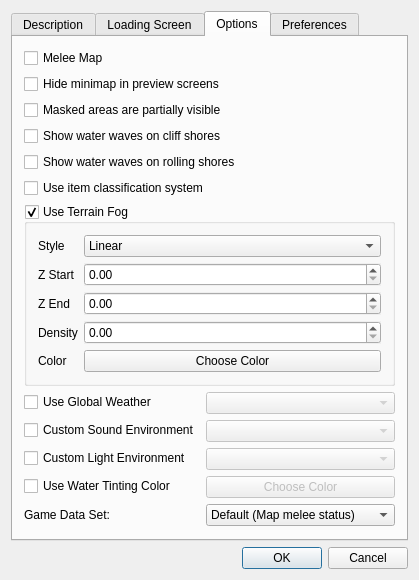
First picture: the form in src/menus/map_info_editor.ui, repository stijnherfst/HiveWE, before the edit.
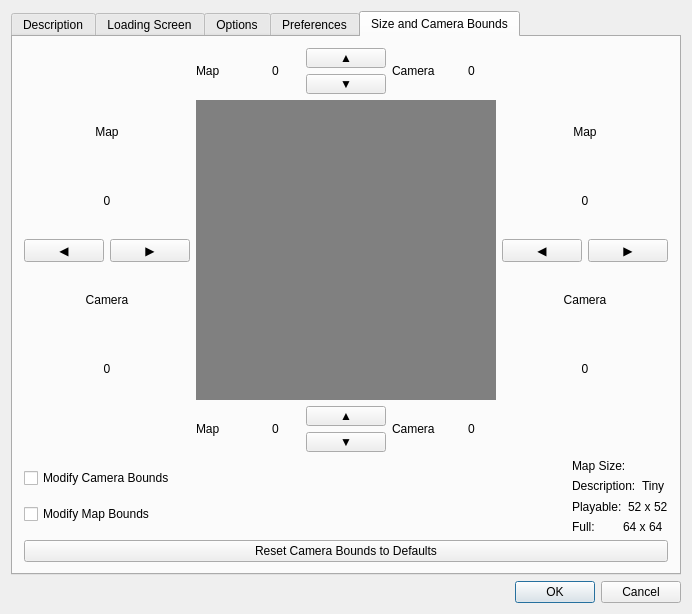
Second picture: the form after the edit. The open tabs and pages were chosen to show the change. Custom widgets are drawn as their Qt base class.

```diff
--- a/src/menus/map_info_editor.ui
+++ b/src/menus/map_info_editor.ui
@@ -491,6 +491,413 @@
          </property>
         </widget>
        </widget>
+
+        <widget class="QWidget" name="tab_6">
+        <attribute name="title">
+         <string>Size and Camera Bounds</string>
+        </attribute>
+        <layout class="QVBoxLayout" name="verticalLayout_6">
+         <item>
+          <layout class="QGridLayout" name="gridLayout_bounds">
+           <item row="1" column="0">
+            <layout class="QVBoxLayout" name="verticalLayout_left">
+             <item>
+              <widget class="QLabel" name="label_mapLeft">
+               <property name="alignment">
+                <set>Qt::AlignCenter</set>
+               </property>
+               <property name="text">
+                <string>Map</string>
+               </property>
+              </widget>
+             </item>
+             <item>
+              <widget class="QLabel" name="mapBoundsLeft">
+               <property name="alignment">
+                <set>Qt::AlignCenter</set>
+               </property>
+               <property name="text">
+                <string>0</string>
+               </property>
+              </widget>
+             </item>
+             <item>
+              <layout class="QHBoxLayout" name="horizontalLayout_leftArrows">
+               <item>
+                <widget class="QPushButton" name="mapBoundsLeftDec">
+                 <property name="text">
+                  <string>◀</string>
+                 </property>
+                </widget>
+               </item>
+               <item>
+                <widget class="QPushButton" name="mapBoundsLeftInc">
+                 <property name="text">
+                  <string>▶</string>
+                 </property>
+                </widget>
+               </item>
+              </layout>
+             </item>
+             <item>
+              <widget class="QLabel" name="label_cameraLeft">
+               <property name="alignment">
+                <set>Qt::AlignCenter</set>
+               </property>
+               <property name="text">
+                <string>Camera</string>
+               </property>
+              </widget>
+             </item>
+             <item>
+              <widget class="QLabel" name="cameraBoundsLeft">
+               <property name="alignment">
+                <set>Qt::AlignCenter</set>
+               </property>
+               <property name="text">
+                <string>0</string>
+               </property>
+              </widget>
+             </item>
+            </layout>
+           </item>
+           <item row="0" column="1">
+            <layout class="QVBoxLayout" name="verticalLayout_top">
+             <item>
+              <layout class="QHBoxLayout" name="horizontalLayout_top">
+               <item>
+                <widget class="QLabel" name="label_mapTop">
+                 <property name="text">
+                  <string>Map</string>
+                 </property>
+                </widget>
+               </item>
+               <item>
+                <widget class="QLabel" name="mapBoundsTop">
+                 <property name="alignment">
+                  <set>Qt::AlignCenter</set>
+                 </property>
+                 <property name="text">
+                  <string>0</string>
+                 </property>
+                </widget>
+               </item>
+               <item>
+                <layout class="QVBoxLayout" name="verticalLayout_topArrows">
+                 <item>
+                  <widget class="QPushButton" name="mapBoundsTopInc">
+                   <property name="maximumSize">
+                    <size>
+                     <width>16777215</width>
+                     <height>20</height>
+                    </size>
+                   </property>
+                   <property name="text">
+                    <string>▲</string>
+                   </property>
+                  </widget>
+                 </item>
+                 <item>
+                  <widget class="QPushButton" name="mapBoundsTopDec">
+                   <property name="maximumSize">
+                    <size>
+                     <width>16777215</width>
+                     <height>20</height>
+                    </size>
+                   </property>
+                   <property name="text">
+                    <string>▼</string>
+                   </property>
+                  </widget>
+                 </item>
+                </layout>
+               </item>
+               <item>
+                <widget class="QLabel" name="label_cameraTop">
+                 <property name="text">
+                  <string>Camera</string>
+                 </property>
+                </widget>
+               </item>
+               <item>
+                <widget class="QLabel" name="cameraBoundsTop">
+                 <property name="alignment">
+                  <set>Qt::AlignCenter</set>
+                 </property>
+                 <property name="text">
+                  <string>0</string>
+                 </property>
+                </widget>
+               </item>
+              </layout>
+             </item>
+            </layout>
+           </item>
+           <item row="1" column="1">
+            <widget class="QLabel" name="boundsPreview">
+             <property name="minimumSize">
+              <size>
+               <width>300</width>
+               <height>300</height>
+              </size>
+             </property>
+             <property name="styleSheet">
+              <string notr="true">background-color: rgb(128, 128, 128);</string>
+             </property>
+             <property name="text">
+              <string/>
+             </property>
+             <property name="alignment">
+              <set>Qt::AlignCenter</set>
+             </property>
+            </widget>
+           </item>
+           <item row="1" column="2">
+            <layout class="QVBoxLayout" name="verticalLayout_right">
+             <item>
+              <widget class="QLabel" name="label_mapRight">
+               <property name="alignment">
+                <set>Qt::AlignCenter</set>
+               </property>
+               <property name="text">
+                <string>Map</string>
+               </property>
+              </widget>
+             </item>
+             <item>
+              <widget class="QLabel" name="mapBoundsRight">
+               <property name="alignment">
+                <set>Qt::AlignCenter</set>
+               </property>
+               <property name="text">
+                <string>0</string>
+               </property>
+              </widget>
+             </item>
+             <item>
+              <layout class="QHBoxLayout" name="horizontalLayout_rightArrows">
+               <item>
+                <widget class="QPushButton" name="mapBoundsRightDec">
+                 <property name="text">
+                  <string>◀</string>
+                 </property>
+                </widget>
+               </item>
+               <item>
+                <widget class="QPushButton" name="mapBoundsRightInc">
+                 <property name="text">
+                  <string>▶</string>
+                 </property>
+                </widget>
+               </item>
+              </layout>
+             </item>
+             <item>
+              <widget class="QLabel" name="label_cameraRight">
+               <property name="alignment">
+                <set>Qt::AlignCenter</set>
+               </property>
+               <property name="text">
+                <string>Camera</string>
+               </property>
+              </widget>
+             </item>
+             <item>
+              <widget class="QLabel" name="cameraBoundsRight">
+               <property name="alignment">
+                <set>Qt::AlignCenter</set>
+               </property>
+               <property name="text">
+                <string>0</string>
+               </property>
+              </widget>
+             </item>
+            </layout>
+           </item>
+           <item row="2" column="1">
+            <layout class="QVBoxLayout" name="verticalLayout_bottom">
+             <item>
+              <layout class="QHBoxLayout" name="horizontalLayout_bottom">
+               <item>
+                <widget class="QLabel" name="label_mapBottom">
+                 <property name="text">
+                  <string>Map</string>
+                 </property>
+                </widget>
+               </item>
+               <item>
+                <widget class="QLabel" name="mapBoundsBottom">
+                 <property name="alignment">
+                  <set>Qt::AlignCenter</set>
+                 </property>
+                 <property name="text">
+                  <string>0</string>
+                 </property>
+                </widget>
+               </item>
+               <item>
+                <layout class="QVBoxLayout" name="verticalLayout_bottomArrows">
+                 <item>
+                  <widget class="QPushButton" name="mapBoundsBottomInc">
+                   <property name="maximumSize">
+                    <size>
+                     <width>16777215</width>
+                     <height>20</height>
+                    </size>
+                   </property>
+                   <property name="text">
+                    <string>▲</string>
+                   </property>
+                  </widget>
+                 </item>
+                 <item>
+                  <widget class="QPushButton" name="mapBoundsBottomDec">
+                   <property name="maximumSize">
+                    <size>
+                     <width>16777215</width>
+                     <height>20</height>
+                    </size>
+                   </property>
+                   <property name="text">
+                    <string>▼</string>
+                   </property>
+                  </widget>
+                 </item>
+                </layout>
+               </item>
+               <item>
+                <widget class="QLabel" name="label_cameraBottom">
+                 <property name="text">
+                  <string>Camera</string>
+                 </property>
+                </widget>
+               </item>
+               <item>
+                <widget class="QLabel" name="cameraBoundsBottom">
+                 <property name="alignment">
+                  <set>Qt::AlignCenter</set>
+                 </property>
+                 <property name="text">
+                  <string>0</string>
+                 </property>
+                </widget>
+               </item>
+              </layout>
+             </item>
+            </layout>
+           </item>
+          </layout>
+         </item>
+         <item>
+          <layout class="QHBoxLayout" name="horizontalLayout_bottomInfo">
+           <item>
+            <layout class="QVBoxLayout" name="verticalLayout_checkboxes">
+             <item>
+              <widget class="QCheckBox" name="modifyCameraBounds">
+               <property name="text">
+                <string>Modify Camera Bounds</string>
+               </property>
+              </widget>
+             </item>
+             <item>
+              <widget class="QCheckBox" name="modifyMapBounds">
+               <property name="text">
+                <string>Modify Map Bounds</string>
+               </property>
+              </widget>
+             </item>
+            </layout>
+           </item>
+           <item>
+            <spacer name="horizontalSpacer_bounds">
+             <property name="orientation">
+              <enum>Qt::Horizontal</enum>
+             </property>
+             <property name="sizeHint" stdset="0">
+              <size>
+               <width>40</width>
+               <height>20</height>
+              </size>
+             </property>
+            </spacer>
+           </item>
+           <item>
+            <layout class="QVBoxLayout" name="verticalLayout_mapInfo">
+             <item>
+              <widget class="QLabel" name="label_mapSizeInfo">
+               <property name="text">
+                <string>Map Size:</string>
+               </property>
+              </widget>
+             </item>
+             <item>
+              <layout class="QHBoxLayout" name="horizontalLayout_description">
+               <item>
+                <widget class="QLabel" name="label_descriptionLabel">
+                 <property name="text">
+                  <string>Description:</string>
+                 </property>
+                </widget>
+               </item>
+               <item>
+                <widget class="QLabel" name="mapSizeDescription">
+                 <property name="text">
+                  <string>Tiny</string>
+                 </property>
+                </widget>
+               </item>
+              </layout>
+             </item>
+             <item>
+              <layout class="QHBoxLayout" name="horizontalLayout_playable">
+               <item>
+                <widget class="QLabel" name="label_playableLabel">
+                 <property name="text">
+                  <string>Playable:</string>
+                 </property>
+                </widget>
+               </item>
+               <item>
+                <widget class="QLabel" name="mapSizePlayable">
+                 <property name="text">
+                  <string>52 x 52</string>
+                 </property>
+                </widget>
+               </item>
+              </layout>
+             </item>
+             <item>
+              <layout class="QHBoxLayout" name="horizontalLayout_full">
+               <item>
+                <widget class="QLabel" name="label_fullLabel">
+                 <property name="text">
+                  <string>Full:</string>
+                 </property>
+                </widget>
+               </item>
+               <item>
+                <widget class="QLabel" name="mapSizeFull">
+                 <property name="text">
+                  <string>64 x 64</string>
+                 </property>
+                </widget>
+               </item>
+              </layout>
+             </item>
+            </layout>
+           </item>
+          </layout>
+         </item>
+         <item>
+          <widget class="QPushButton" name="resetCameraBounds">
+           <property name="text">
+            <string>Reset Camera Bounds to Defaults</string>
+           </property>
+          </widget>
+         </item>
+        </layout>
+       </widget>
+
       </widget>
      </item>
      <item>
```
